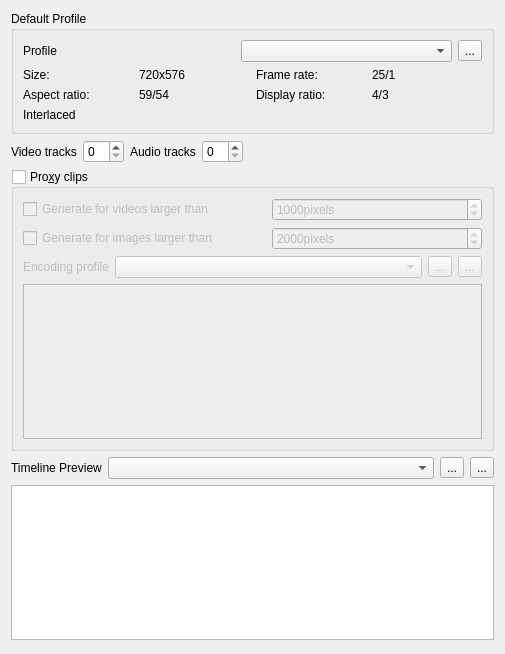
Above: src/ui/configproject_ui.ui from KDE/kdenlive before the change. Below: the same form after it.
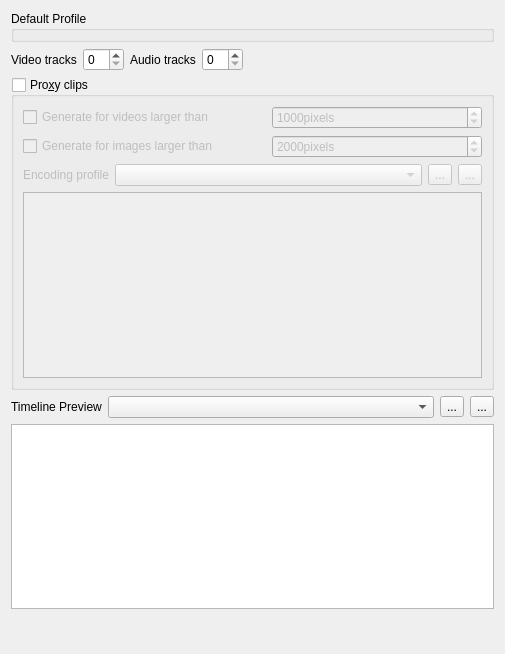
That is the form after the change. Custom widgets are drawn as their Qt base class.

Commit message: Finish UI rewrite of profile selection

Diff of the .ui file:
```diff
--- a/src/ui/configproject_ui.ui
+++ b/src/ui/configproject_ui.ui
@@ -16,92 +16,6 @@
      <property name="title">
       <string>Default Profile</string>
      </property>
-     <layout class="QGridLayout" name="gridLayout_2">
-      <item row="0" column="1">
-       <widget class="KComboBox" name="kcfg_profiles_list"/>
-      </item>
-      <item row="0" column="0">
-       <widget class="QLabel" name="label_3">
-        <property name="text">
-         <string>Profile</string>
-        </property>
-       </widget>
-      </item>
-      <item row="0" column="2">
-       <widget class="QToolButton" name="manage_profiles">
-        <property name="text">
-         <string>...</string>
-        </property>
-       </widget>
-      </item>
-      <item row="1" column="0" colspan="3">
-       <layout class="QGridLayout" name="gridLayout_3">
-        <item row="0" column="0">
-         <widget class="QLabel" name="label_5">
-          <property name="text">
-           <string>Size:</string>
-          </property>
-         </widget>
-        </item>
-        <item row="0" column="1">
-         <widget class="QLabel" name="p_size">
-          <property name="text">
-           <string>720x576</string>
-          </property>
-         </widget>
-        </item>
-        <item row="0" column="2">
-         <widget class="QLabel" name="label_4">
-          <property name="text">
-           <string>Frame rate:</string>
-          </property>
-         </widget>
-        </item>
-        <item row="0" column="3">
-         <widget class="QLabel" name="p_fps">
-          <property name="text">
-           <string>25/1</string>
-          </property>
-         </widget>
-        </item>
-        <item row="1" column="0">
-         <widget class="QLabel" name="label_9">
-          <property name="text">
-           <string>Aspect ratio:</string>
-          </property>
-         </widget>
-        </item>
-        <item row="1" column="1">
-         <widget class="QLabel" name="p_aspect">
-          <property name="text">
-           <string>59/54</string>
-          </property>
-         </widget>
-        </item>
-        <item row="1" column="2">
-         <widget class="QLabel" name="label_10">
-          <property name="text">
-           <string>Display ratio:</string>
-          </property>
-         </widget>
-        </item>
-        <item row="1" column="3">
-         <widget class="QLabel" name="p_display">
-          <property name="text">
-           <string>4/3</string>
-          </property>
-         </widget>
-        </item>
-       </layout>
-      </item>
-      <item row="2" column="0" colspan="3">
-       <widget class="QLabel" name="p_progressive">
-        <property name="text">
-         <string>Interlaced</string>
-        </property>
-       </widget>
-      </item>
-     </layout>
     </widget>
    </item>
    <item row="1" column="0">
```
Left out of the diff: 2 changed lines with no effect on the pictures. The commit also changes 8 other files.
